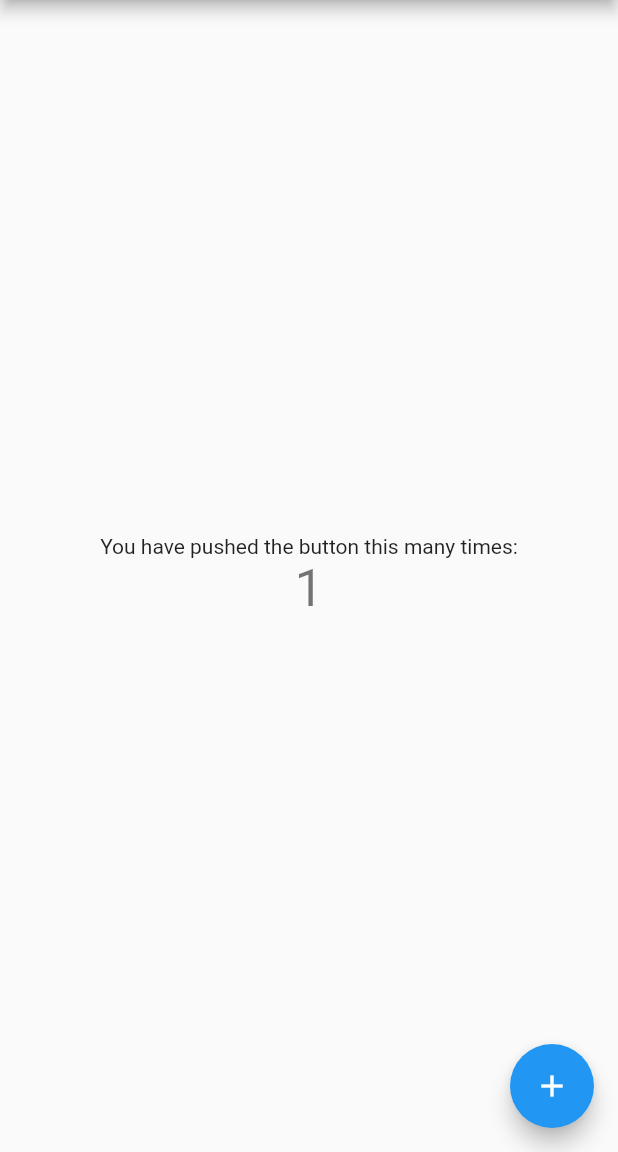
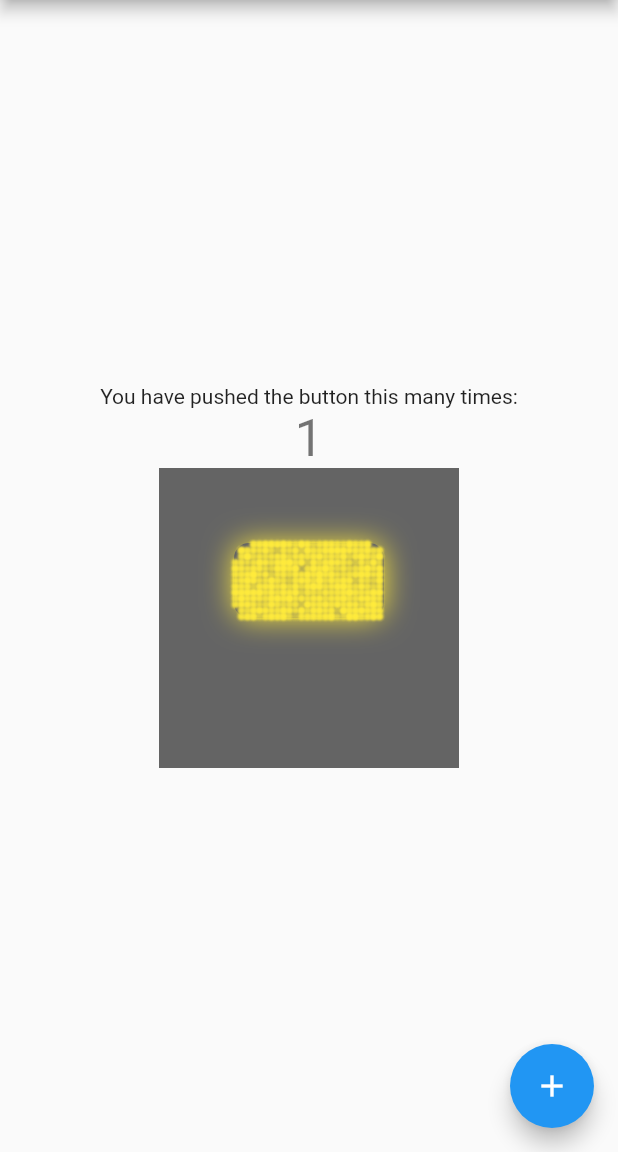
Before and after one commit to fmatosqg/flutter_sample_bloc, a Flutter app: the screen it shows after launch, after a tap on the "add" icon, on a phone screen of 412 x 824 dp, the part 84-1236 px from its top. Run offline on Flutter 3.47's test engine with Material 2 defaults, Android fonts, the phone set to English and light mode, and no system bars.

Commit message:
Preparing for exploding button

```diff
--- /dev/null
+++ b/lib/GlowingButton.dart
@@ -0,0 +1,120 @@
+import 'dart:math';
+
+import 'package:flutter/gestures.dart';
+import 'package:flutter/material.dart';
+import 'dart:ui' as ui;
+
+class GlowingButton extends StatefulWidget {
+  @override
+  State<StatefulWidget> createState() => _GlowingButtonState();
+}
+
+class _GlowingButtonState extends State<GlowingButton> {
+  bool _wasTapped = false;
+
+  @override
+  Widget build(BuildContext context) {
+    return Container(
+      padding: EdgeInsets.all(0),
+      color: Colors.black.withOpacity(0.6),
+      child: GestureDetector(
+        child: CustomPaint(
+          size: Size(200, 200),
+          painter: _SparksPainter(_wasTapped),
+        ),
+        onTap: () {
+          setState(() {
+            _wasTapped = true;
+          });
+        },
+      ),
+    );
+  }
+}
+
+class _SparksPainter extends CustomPainter {
+  Offset _updatedPosition;
+  Offset _updatedSize;
+
+  List<Offset> _offsets = List();
+
+  final bool _wasTapped;
+
+  _SparksPainter(this._wasTapped) {
+    _updatedPosition = Offset(50, 50);
+    _updatedSize = Offset(100, 50);
+  }
+
+  @override
+  bool shouldRepaint(CustomPainter oldDelegate) {
+    return true;
+  }
+
+  init(RRect rect) {
+    var dx = 4;
+    var dy = 4;
+
+    for (double x = rect.left; x < rect.right; x += dx) {
+      for (double y = rect.top; y < rect.bottom; y += dy) {
+        var offset = Offset(x, y);
+        if (rect.contains(offset)) {
+          _offsets.add(offset);
+        }
+      }
+    }
+  }
+
+  @override
+  void paint(ui.Canvas canvas, ui.Size size) {
+    // draw rect with primitive
+    double sigma = 10.0;
+
+    Paint paint = Paint();
+
+    paint.color = Colors.yellow;
+
+    paint.maskFilter = MaskFilter.blur(BlurStyle.outer, sigma);
+
+    Rect rect =
+        Rect.fromPoints(_updatedPosition, _updatedPosition + _updatedSize);
+
+    RRect rrect = RRect.fromRectAndRadius(rect, Radius.circular(10));
+
+    canvas.drawRRect(rrect, paint);
+
+    // draw rect with collection of pixels
+    init(rrect);
+    double sz = 1;
+    Paint paintPixels = Paint();
+
+    paintPixels.maskFilter = MaskFilter.blur(BlurStyle.normal, 1);
+
+    var r = Random(1);
+
+    for (Offset offset in _offsets) {
+      paintPixels.color = Colors.yellow.withOpacity(r.nextDouble());
+      canvas.drawCircle(offset + Offset(sz, sz), sz * 2, paintPixels);
+    }
+
+    //
+    if (_wasTapped) {
+//      ui.Paragraph paragraph = ui.ParagraphBuilder(ui.ParagraphStyle())
+//        ..addText("ello")
+//          .build();
+
+      var newPaint = Paint();
+      newPaint.color = Colors.red;
+      canvas.drawCircle(Offset(40, 40), 10, newPaint);
+
+//      ui.ParagraphBuilder builder = ui.ParagraphBuilder(ui.ParagraphStyle());
+//
+//      builder.addText("aaaa");
+//
+//      ui.Paragraph paragraph = builder.build();
+//
+////      debugPrint(paragraph.toString());
+//
+//      canvas.drawParagraph(paragraph, Offset(10, 10));
+    }
+  }
+}
--- a/lib/main.dart
+++ b/lib/main.dart
@@ -1,5 +1,6 @@
 import 'package:bloc_streams/CounterBloc.dart';
 import 'package:bloc_streams/CounterEvent.dart';
+import 'package:bloc_streams/GlowingButton.dart';
 import 'package:flutter/material.dart';
 
 // example from https://medium.com/flutter-community/flutter-bloc-with-streams-6ed8d0a63bb8
@@ -37,26 +38,26 @@ class _MyHomePageState extends State<MyHomePage> {
       appBar: AppBar(
         title: Text(widget.title),
       ),
-      body: StreamBuilder(
-        stream: _bloc.streamCounter,
-        initialData: 0,
-        builder: (context, snapshot) {
-          return Center(
+      body: Center(
         child: Column(
           mainAxisAlignment: MainAxisAlignment.center,
           children: <Widget>[
             Text(
               'You have pushed the button this many times:',
             ),
-                Text(
+            StreamBuilder(
+              stream: _bloc.streamCounter,
+              initialData: 0,
+              builder: (context, snapshot) {
+                return Text(
                   snapshot.data.toString(),
                   style: Theme.of(context).textTheme.display1,
+                );
+              },
             ),
+            GlowingButton(),
           ],
         ),
-          );
-//
-        },
       ),
       floatingActionButton: FloatingActionButton(
         onPressed: () => _bloc.counterEventSink.add(IncrementEvent()),
```
Lines whose indentation alone changed are shown as unchanged.
